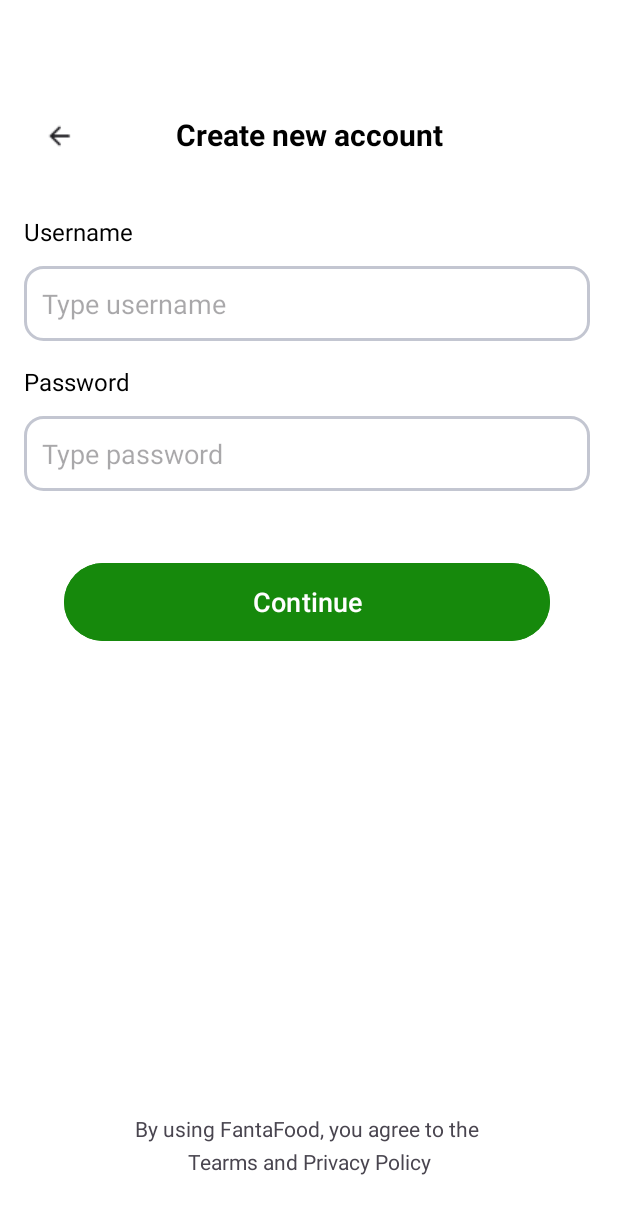
After one commit to NguyLam2704/SharingRecipeApplication, an Android app: the SignupActivity screen opened directly, with no data from a screen before it, on a phone screen of 412 x 824 dp. The commit adds this screen. Shown: the top 1214 px of the screen. Run offline under Robolectric (Android 15) with nearby library versions, the phone set to English and light mode, and no system bars.

Commit message:
Add signin and login layout

```diff
--- a/app/src/main/AndroidManifest.xml
+++ b/app/src/main/AndroidManifest.xml
@@ -22,7 +22,7 @@
             android:name=".Activities.PlanActivity"
             android:exported="false" />
         <activity
-            android:name=".Activities.HomeActivity"
+            android:name=".Activities.WelcomeActivity"
             android:exported="true">
             <intent-filter>
                 <action android:name="android.intent.action.MAIN" />
@@ -30,6 +30,9 @@
                 <category android:name="android.intent.category.LAUNCHER" />
             </intent-filter>
         </activity>
+        <activity android:name=".Activities.HomeActivity"/>
+        <activity android:name=".Activities.LoginActivity"/>
+        <activity android:name=".Activities.SignupActivity"/>
     </application>
 
 </manifest>
--- /dev/null
+++ b/app/src/main/java/com/example/sharingrecipeapp/Activities/SignupActivity.java
@@ -0,0 +1,49 @@
+package com.example.sharingrecipeapp.Activities;
+
+import android.content.Intent;
+import android.os.Bundle;
+import android.view.View;
+import android.widget.Button;
+import android.widget.ImageButton;
+
+import androidx.annotation.Nullable;
+import androidx.appcompat.app.AppCompatActivity;
+
+import com.example.sharingrecipeapp.R;
+
+public class SignupActivity extends AppCompatActivity implements View.OnClickListener {
+
+    Button continued;
+    @Override
+    public void onClick(View v) {
+        if (v.getId() == R.id.continued_btn)
+        {
+            setContentView(R.layout.activity_successsignup);
+            Button login = findViewById(R.id.Login_btn);
+            login.setOnClickListener(this);
+        }
+        if (v.getId() == R.id.returns)
+        {
+            finish();
+        }
+        if (v.getId() == R.id.Login_btn)
+        {
+            Intent login_view = new Intent(SignupActivity.this, LoginActivity.class);
+            startActivity(login_view);
+        }
+
+    }
+    @Override
+    protected void onCreate(@Nullable Bundle savedInstanceState) {
+        super.onCreate(savedInstanceState);
+        setContentView(R.layout.activity_signup);
+
+        ImageButton returns = findViewById(R.id.returns);
+        returns.setOnClickListener(this);
+
+        Button continued = findViewById(R.id.continued_btn);
+        continued.setOnClickListener(this);
+
+
+    }
+}
--- /dev/null
+++ b/app/src/main/res/drawable/color_cursor.xml
@@ -0,0 +1,5 @@
+<?xml version="1.0" encoding="utf-8"?>
+<shape xmlns:android="http://schemas.android.com/apk/res/android" android:shape="rectangle" >
+    <size android:width="2dp" />
+    <solid android:color="@color/green1"/>
+</shape>
--- /dev/null
+++ b/app/src/main/res/drawable/edittext_bound.xml
@@ -0,0 +1,9 @@
+<?xml version="1.0" encoding="utf-8"?>
+<shape xmlns:android="http://schemas.android.com/apk/res/android"
+    android:shape="rectangle">
+    <solid android:color="@color/white"/>
+    <corners android:radius="12dp"/>
+    <stroke android:color="@color/darkgrey"
+        android:width="2dp"/>
+
+</shape>
--- /dev/null
+++ b/app/src/main/res/layout/activity_signup.xml
@@ -0,0 +1,121 @@
+<?xml version="1.0" encoding="utf-8"?>
+<androidx.constraintlayout.widget.ConstraintLayout xmlns:android="http://schemas.android.com/apk/res/android"
+    xmlns:app="http://schemas.android.com/apk/res-auto"
+    xmlns:tools="http://schemas.android.com/tools"
+    android:layout_width="match_parent"
+    android:layout_height="match_parent"
+    android:background="@color/white">
+
+    <TextView
+        android:id="@+id/tittle_Createuser"
+        android:layout_width="wrap_content"
+        android:layout_height="wrap_content"
+        android:layout_marginTop="76dp"
+        android:gravity="center_horizontal|center_vertical"
+        android:lineHeight="28sp"
+        android:lineSpacingExtra="1sp"
+        android:text="Create new account"
+        android:textColor="@color/black"
+        android:textSize="20sp"
+        android:textStyle="bold"
+        app:layout_constraintEnd_toEndOf="parent"
+        app:layout_constraintStart_toStartOf="parent"
+        app:layout_constraintTop_toTopOf="parent" />
+
+    <ImageButton
+        android:id="@+id/returns"
+        android:layout_width="48dp"
+        android:layout_height="26dp"
+        android:layout_marginEnd="52dp"
+        android:background="@color/white"
+        android:src="@drawable/arrow_back"
+        app:layout_constraintBottom_toBottomOf="@+id/tittle_Createuser"
+        app:layout_constraintEnd_toStartOf="@+id/tittle_Createuser"
+        app:layout_constraintHorizontal_bias="0.941"
+        app:layout_constraintStart_toStartOf="parent"
+        app:layout_constraintTop_toTopOf="@+id/tittle_Createuser"
+        app:layout_constraintVertical_bias="1.0" />
+
+    <EditText
+        android:id="@+id/inputusername"
+        android:layout_width="377dp"
+        android:layout_height="50dp"
+        android:layout_gravity="center"
+        android:layout_marginTop="12dp"
+        android:background="@drawable/edittext_bound"
+        android:drawablePadding="8dp"
+        android:hint="Type username"
+        android:inputType="text"
+        android:textColor="@color/black"
+        android:textCursorDrawable="@drawable/color_cursor"
+        android:padding="12dp"
+        app:layout_constraintStart_toStartOf="@+id/textView4"
+        app:layout_constraintTop_toBottomOf="@+id/textView4" />
+
+    <TextView
+        android:id="@+id/textView4"
+        android:layout_width="wrap_content"
+        android:layout_height="wrap_content"
+        android:layout_marginStart="16dp"
+        android:layout_marginTop="40dp"
+        android:gravity="center_vertical"
+        android:lineHeight="26sp"
+        android:lineSpacingExtra="7sp"
+        android:text="Username"
+        android:textColor="@color/black"
+        android:textSize="16sp"
+        app:layout_constraintEnd_toEndOf="parent"
+        app:layout_constraintHorizontal_bias="0.0"
+        app:layout_constraintStart_toStartOf="parent"
+        app:layout_constraintTop_toBottomOf="@+id/tittle_Createuser" />
+
+    <TextView
+        android:id="@+id/tittle_password"
+        android:layout_width="wrap_content"
+        android:layout_height="wrap_content"
+        android:layout_marginTop="16dp"
+        android:layout_marginEnd="324dp"
+        android:gravity="center_vertical"
+        android:lineHeight="26sp"
+        android:lineSpacingExtra="7sp"
+        android:text="Password"
+        android:textColor="@color/black"
+        android:textSize="16sp"
+        app:layout_constraintEnd_toEndOf="parent"
+        app:layout_constraintHorizontal_bias="0.0"
+        app:layout_constraintStart_toStartOf="@+id/inputusername"
+        app:layout_constraintTop_toBottomOf="@+id/inputusername" />
+
+    <EditText
+        android:id="@+id/inputpassword"
+        android:layout_width="377dp"
+        android:layout_height="50dp"
+        android:layout_gravity="center"
+        android:layout_marginTop="12dp"
+        android:background="@drawable/edittext_bound"
+        android:drawablePadding="8dp"
+        android:hint="Type password"
+        android:textColor="@color/black"
+        android:inputType="textPassword"
+        android:padding="12dp"
+        android:textCursorDrawable="@drawable/color_cursor"
+        app:layout_constraintStart_toStartOf="@+id/tittle_password"
+        app:layout_constraintTop_toBottomOf="@+id/tittle_password" />
+
+    <Button
+        android:id="@+id/continued_btn"
+        android:layout_width="324dp"
+        android:layout_height="60dp"
+        android:layout_marginTop="44dp"
+        android:backgroundTint="@color/green"
+        android:gravity="center"
+        android:text="Continue"
+        android:textColor="@color/white"
+        android:textSize="18sp"
+        app:circularflow_radiusInDP="30dp"
+        app:layout_constraintEnd_toEndOf="@+id/inputpassword"
+        app:layout_constraintStart_toStartOf="@+id/inputpassword"
+        app:layout_constraintTop_toBottomOf="@+id/inputpassword" />
+
+    <include layout="@layout/privacy"/>
+</androidx.constraintlayout.widget.ConstraintLayout>
--- /dev/null
+++ b/app/src/main/res/layout/privacy.xml
@@ -0,0 +1,22 @@
+<?xml version="1.0" encoding="utf-8"?>
+<androidx.constraintlayout.widget.ConstraintLayout xmlns:android="http://schemas.android.com/apk/res/android"
+    xmlns:app="http://schemas.android.com/apk/res-auto"
+    xmlns:tools="http://schemas.android.com/tools"
+    android:layout_width="match_parent"
+    android:layout_height="match_parent">
+
+    <TextView
+        android:id="@+id/privacy"
+        android:layout_width="wrap_content"
+        android:layout_height="wrap_content"
+        android:layout_marginBottom="40dp"
+        android:gravity="center_vertical|center_horizontal"
+        android:lineHeight="22dp"
+        android:lineSpacingExtra="6sp"
+        android:text="By using FantaFood, you agree to the \nTearms and Privacy Policy"
+        android:textSize="14sp"
+        app:layout_constraintBottom_toBottomOf="parent"
+        app:layout_constraintEnd_toEndOf="parent"
+        app:layout_constraintStart_toStartOf="parent" />
+
+</androidx.constraintlayout.widget.ConstraintLayout>
--- a/app/src/main/res/values/colors.xml
+++ b/app/src/main/res/values/colors.xml
@@ -3,7 +3,7 @@
     <color name="black">#FF000000</color>
     <color name="white">#FFFFFFFF</color>
     <color name="green">#16890C</color>
-    <color name="grey">#C3C6D1</color>
+    <color name="darkgrey">#C3C6D1</color>
     <color name="green1">#ADD3AA</color>
     <color name="green2">#59AB52</color>
     <color name="colorPrimary">#FFFFFFFF</color>
--- a/app/src/main/res/values/strings.xml
+++ b/app/src/main/res/values/strings.xml
@@ -1,4 +1,5 @@
 <resources>
     <string name="app_name">SharingRecipeApp</string>
     <string name="api_key">1ce348cb24884f4490ec4f83e3732cd3</string>
+    <string name="hello_blank_fragment">blank_fragment</string>
 </resources>
```
Also changed, not shown: app/src/main/java/com/example/sharingrecipeapp/Activities/LoginActivity.java (added, +37 -0 lines), app/src/main/java/com/example/sharingrecipeapp/Activities/WelcomeActivity.java (added, +40 -0 lines), app/src/main/res/layout/activity_login.xml (added, +121 -0 lines), app/src/main/res/layout/activity_successsignup.xml (added, +67 -0 lines), app/src/main/res/layout/activity_welcome.xml (added, +84 -0 lines), app/src/main/res/drawable/arrow_back.png (added), app/src/main/res/drawable/tick.jpg (added), 1 other file.
